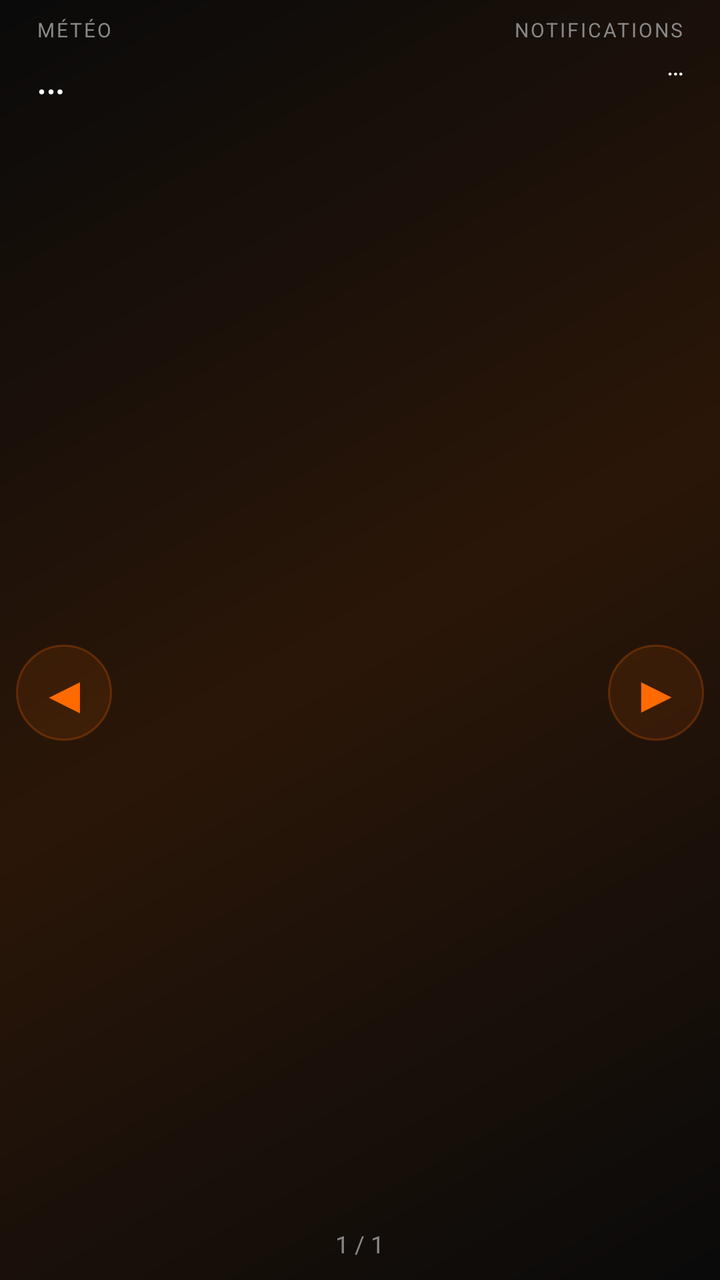
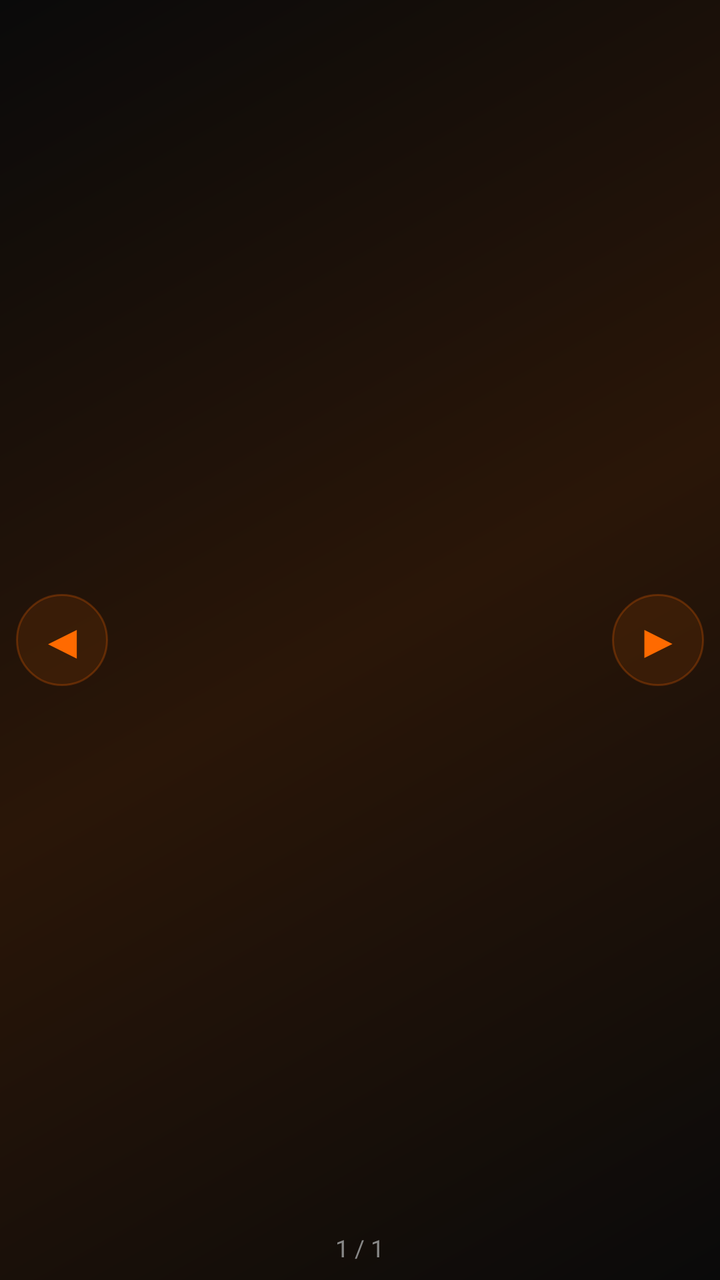

Compare the two renders of this Android layout. The source of the first and the diff that turns it into the second are given below.
<!-- AndroidManifest.xml: application theme Theme.LexOS -->
<!-- res/layout/page_favorites.xml -->
<?xml version="1.0" encoding="utf-8"?>
<LinearLayout xmlns:android="http://schemas.android.com/apk/res/android"
    android:layout_width="match_parent"
    android:layout_height="match_parent"
    android:orientation="vertical">

    
    <LinearLayout
        android:layout_width="match_parent"
        android:layout_height="wrap_content"
        android:orientation="horizontal"
        android:paddingStart="18dp"
        android:paddingEnd="18dp"
        android:paddingTop="8dp"
        android:baselineAligned="false">

        <LinearLayout
            android:layout_width="0dp"
            android:layout_height="wrap_content"
            android:layout_weight="1"
            android:orientation="vertical">

            <TextView
                android:layout_width="wrap_content"
                android:layout_height="wrap_content"
                android:text="MÉTÉO"
                android:textColor="@color/lexos_grey_dim"
                android:textSize="10sp"
                android:letterSpacing="0.1" />

            <TextView
                android:id="@+id/weatherText"
                android:layout_width="wrap_content"
                android:layout_height="wrap_content"
                android:layout_marginTop="2dp"
                android:text="…"
                android:textColor="@color/white"
                android:textSize="22sp" />
        </LinearLayout>

        <LinearLayout
            android:layout_width="0dp"
            android:layout_height="wrap_content"
            android:layout_weight="1"
            android:orientation="vertical"
            android:gravity="end">

            <TextView
                android:layout_width="wrap_content"
                android:layout_height="wrap_content"
                android:text="NOTIFICATIONS"
                android:textColor="@color/lexos_grey_dim"
                android:textSize="10sp"
                android:letterSpacing="0.1" />

            <TextView
                android:id="@+id/notifText"
                android:layout_width="wrap_content"
                android:layout_height="wrap_content"
                android:layout_marginTop="2dp"
                android:gravity="end"
                android:text="…"
                android:textColor="@color/white"
                android:textSize="13sp" />
        </LinearLayout>
    </LinearLayout>

    
    <FrameLayout
        android:layout_width="match_parent"
        android:layout_height="0dp"
        android:layout_weight="1">

        <androidx.viewpager2.widget.ViewPager2
            android:id="@+id/favPager"
            android:layout_width="match_parent"
            android:layout_height="match_parent" />

        <TextView
            android:id="@+id/favPrev"
            android:layout_width="48dp"
            android:layout_height="48dp"
            android:layout_gravity="start|center_vertical"
            android:layout_marginStart="8dp"
            android:gravity="center"
            android:text="◀"
            android:textColor="@color/lexos_orange"
            android:textSize="26sp"
            android:background="@drawable/dock_circle" />

        <TextView
            android:id="@+id/favNext"
            android:layout_width="48dp"
            android:layout_height="48dp"
            android:layout_gravity="end|center_vertical"
            android:layout_marginEnd="8dp"
            android:gravity="center"
            android:text="▶"
            android:textColor="@color/lexos_orange"
            android:textSize="26sp"
            android:background="@drawable/dock_circle" />

        <TextView
            android:id="@+id/favCounter"
            android:layout_width="wrap_content"
            android:layout_height="wrap_content"
            android:layout_gravity="bottom|center_horizontal"
            android:layout_marginBottom="10dp"
            android:text="1 / 1"
            android:textColor="@color/lexos_grey_dim"
            android:textSize="12sp" />
    </FrameLayout>
</LinearLayout>
<!-- resources referenced by this layout -->
<resources>
  <color name="lexos_grey_dim">#888888</color>
  <color name="lexos_orange">#FF6A00</color>
  <color name="white">#FFFFFF</color>
  <!-- drawable dock_circle (drawable) -->
  <?xml version="1.0" encoding="utf-8"?>
  <shape xmlns:android="http://schemas.android.com/apk/res/android"
      android:shape="oval">
      <solid android:color="#1AFF6A00" />
      <stroke android:width="1dp" android:color="#40FF6A00" />
  </shape>
  <style name="Theme.LexOS" parent="Theme.Material3.Dark.NoActionBar">
          <item name="android:windowBackground">@drawable/lexos_background</item>
          <item name="android:statusBarColor">@android:color/transparent</item>
          <item name="android:navigationBarColor">@android:color/transparent</item>
          <item name="android:windowLightStatusBar">false</item>
          <item name="colorPrimary">@color/lexos_orange</item>
          <item name="android:windowShowWallpaper">false</item>
      </style>
  <!-- drawable lexos_background (drawable) -->
  <?xml version="1.0" encoding="utf-8"?>
  <shape xmlns:android="http://schemas.android.com/apk/res/android"
      android:shape="rectangle">
      <gradient
          android:angle="135"
          android:startColor="@color/lexos_black"
          android:centerColor="@color/lexos_orange_dark"
          android:endColor="@color/lexos_black"
          android:type="linear" />
  </shape>
  <color name="lexos_black">#0A0A0A</color>
  <color name="lexos_orange_dark">#2A1608</color>
</resources>

<!-- the commit's change to res/layout/page_favorites.xml (unified diff, before → after) -->
@@ -1,113 +1,44 @@
 <?xml version="1.0" encoding="utf-8"?>
-<LinearLayout xmlns:android="http://schemas.android.com/apk/res/android"
+<FrameLayout xmlns:android="http://schemas.android.com/apk/res/android"
     android:layout_width="match_parent"
-    android:layout_height="match_parent"
-    android:orientation="vertical">
+    android:layout_height="match_parent">
 
-    
-    <LinearLayout
+    <androidx.viewpager2.widget.ViewPager2
+        android:id="@+id/favPager"
         android:layout_width="match_parent"
+        android:layout_height="match_parent" />
+
+    <TextView
+        android:id="@+id/favPrev"
+        android:layout_width="46dp"
+        android:layout_height="46dp"
+        android:layout_gravity="start|center_vertical"
+        android:layout_marginStart="8dp"
+        android:gravity="center"
+        android:text="◀"
+        android:textColor="@color/lexos_orange"
+        android:textSize="24sp"
+        android:background="@drawable/dock_circle" />
+
+    <TextView
+        android:id="@+id/favNext"
+        android:layout_width="46dp"
+        android:layout_height="46dp"
+        android:layout_gravity="end|center_vertical"
+        android:layout_marginEnd="8dp"
+        android:gravity="center"
+        android:text="▶"
+        android:textColor="@color/lexos_orange"
+        android:textSize="24sp"
+        android:background="@drawable/dock_circle" />
+
+    <TextView
+        android:id="@+id/favCounter"
+        android:layout_width="wrap_content"
         android:layout_height="wrap_content"
-        android:orientation="horizontal"
-        android:paddingStart="18dp"
-        android:paddingEnd="18dp"
-        android:paddingTop="8dp"
-        android:baselineAligned="false">
-
-        <LinearLayout
-            android:layout_width="0dp"
-            android:layout_height="wrap_content"
-            android:layout_weight="1"
-            android:orientation="vertical">
-
-            <TextView
-                android:layout_width="wrap_content"
-                android:layout_height="wrap_content"
-                android:text="MÉTÉO"
-                android:textColor="@color/lexos_grey_dim"
-                android:textSize="10sp"
-                android:letterSpacing="0.1" />
-
-            <TextView
-                android:id="@+id/weatherText"
-                android:layout_width="wrap_content"
-                android:layout_height="wrap_content"
-                android:layout_marginTop="2dp"
-                android:text="…"
-                android:textColor="@color/white"
-                android:textSize="22sp" />
-        </LinearLayout>
-
-        <LinearLayout
-            android:layout_width="0dp"
-            android:layout_height="wrap_content"
-            android:layout_weight="1"
-            android:orientation="vertical"
-            android:gravity="end">
-
-            <TextView
-                android:layout_width="wrap_content"
-                android:layout_height="wrap_content"
-                android:text="NOTIFICATIONS"
-                android:textColor="@color/lexos_grey_dim"
-                android:textSize="10sp"
-                android:letterSpacing="0.1" />
-
-            <TextView
-                android:id="@+id/notifText"
-                android:layout_width="wrap_content"
-                android:layout_height="wrap_content"
-                android:layout_marginTop="2dp"
-                android:gravity="end"
-                android:text="…"
-                android:textColor="@color/white"
-                android:textSize="13sp" />
-        </LinearLayout>
-    </LinearLayout>
-
-    
-    <FrameLayout
-        android:layout_width="match_parent"
-        android:layout_height="0dp"
-        android:layout_weight="1">
-
-        <androidx.viewpager2.widget.ViewPager2
-            android:id="@+id/favPager"
-            android:layout_width="match_parent"
-            android:layout_height="match_parent" />
-
-        <TextView
-            android:id="@+id/favPrev"
-            android:layout_width="48dp"
-            android:layout_height="48dp"
-            android:layout_gravity="start|center_vertical"
-            android:layout_marginStart="8dp"
-            android:gravity="center"
-            android:text="◀"
-            android:textColor="@color/lexos_orange"
-            android:textSize="26sp"
-            android:background="@drawable/dock_circle" />
-
-        <TextView
-            android:id="@+id/favNext"
-            android:layout_width="48dp"
-            android:layout_height="48dp"
-            android:layout_gravity="end|center_vertical"
-            android:layout_marginEnd="8dp"
-            android:gravity="center"
-            android:text="▶"
-            android:textColor="@color/lexos_orange"
-            android:textSize="26sp"
-            android:background="@drawable/dock_circle" />
-
-        <TextView
-            android:id="@+id/favCounter"
-            android:layout_width="wrap_content"
-            android:layout_height="wrap_content"
-            android:layout_gravity="bottom|center_horizontal"
-            android:layout_marginBottom="10dp"
-            android:text="1 / 1"
-            android:textColor="@color/lexos_grey_dim"
-            android:textSize="12sp" />
-    </FrameLayout>
-</LinearLayout>
+        android:layout_gravity="bottom|center_horizontal"
+        android:layout_marginBottom="8dp"
+        android:text="1 / 1"
+        android:textColor="@color/lexos_grey_dim"
+        android:textSize="12sp" />
+</FrameLayout>
<!-- resource entries referenced after the edit -->
@@ -2,7 +2,6 @@
 <resources>
   <color name="lexos_grey_dim">#888888</color>
   <color name="lexos_orange">#FF6A00</color>
-  <color name="white">#FFFFFF</color>
   <!-- drawable dock_circle (drawable) -->
   <?xml version="1.0" encoding="utf-8"?>
   <shape xmlns:android="http://schemas.android.com/apk/res/android"
